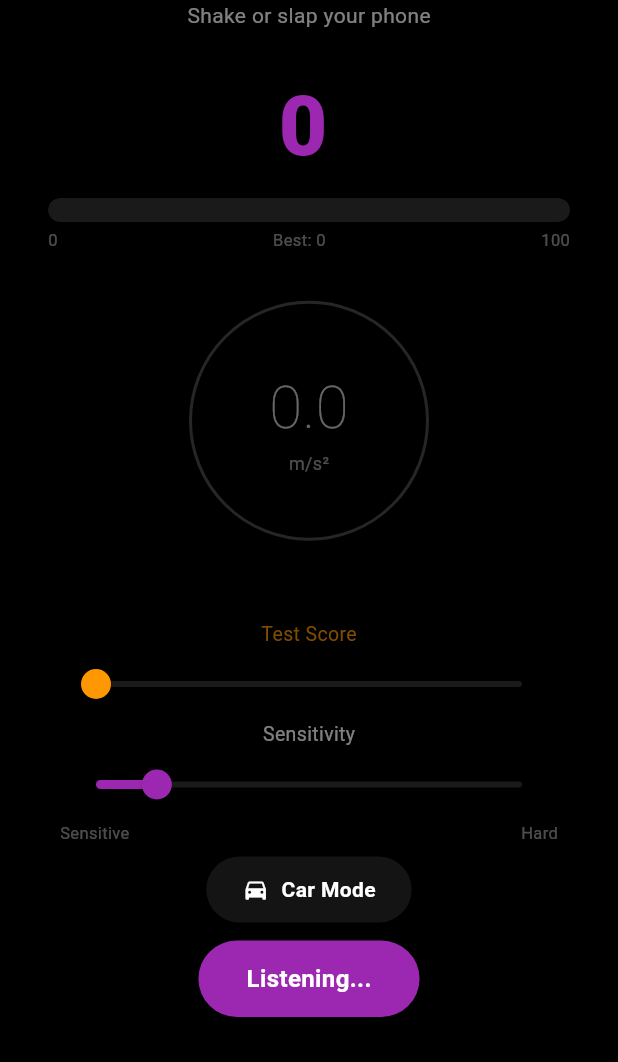
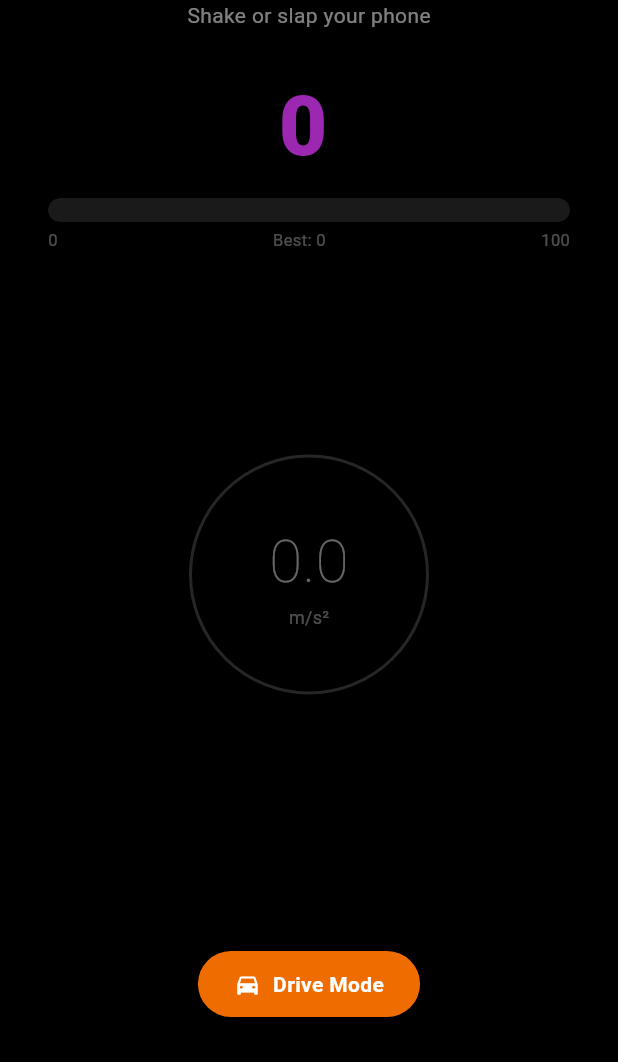
Before and after one commit to cradeai/moan, a Flutter app: the screen it shows once a user with an empty profile is signed in, on a phone screen of 412 x 824 dp, the part 174-1236 px from its top. Run offline on Flutter 3.47's test engine with Material 3 defaults, Android fonts, the phone set to English and light mode, and no system bars; our stand-ins replace audioplayers, flutter_svg, geolocator, sensors_plus, supabase_flutter; accounts and stored records are empty.

Commit message:
Clean up UI, add mode switch button, flash on drive mode accel
Remove test slider, sensitivity slider, pause button and GPS debug
text. Mode button now shows the opposite mode name ("Drive Mode" in
shake / "Shake Mode" in drive) so users see what they'll switch to.
Add screen flash on acceleration events in drive mode.

Co-Authored-By: Claude Opus 4.6 (1M context) <noreply@anthropic.com>

```diff
--- a/lib/main.dart
+++ b/lib/main.dart
@@ -113,13 +113,7 @@ class _MoanPageState extends State<MoanPage> {
     _startLoop();
     _startListening();
     _decayTimer = Timer.periodic(const Duration(milliseconds: 50), (_) {
-      if (_testMode && _score > 0) {
-        // Slow decay for test slider (~15 sec full fade)
-        setState(() {
-          _score = (_score - 6.67 * 0.05).clamp(0.0, _maxScoreLimit);
-          if (_score == 0) _testMode = false;
-        });
-      } else if (_score > 0) {
+      if (_score > 0) {
         setState(() {
           _score = (_score - _decayRate * 0.05).clamp(0.0, _maxScoreLimit);
         });
@@ -307,11 +301,8 @@ class _MoanPageState extends State<MoanPage> {
   Position? _lastPosition;
   double _minSpeedSinceLastTrigger = 0;
   DateTime _minSpeedTime = DateTime.now();
-  bool _testMode = false;
   double _lastSpeedForAccel = 0;
   DateTime _lastAccelTime = DateTime.now();
-  double _testSpeed = 0;
-  DateTime _lastTestSpeedTime = DateTime.now();
   static const double _speedJumpThreshold = 20.0; // km/h
   static const int _jumpWindowMs = 3000; // must happen within 3 sec
 
@@ -374,13 +365,20 @@ class _MoanPageState extends State<MoanPage> {
     setState(() {
       _currentSpeed = smoothed;
       _currentForce = smoothed;
-      if (!_testMode && accel > 3) {
+      if (accel > 3) {
         final points = (accel - 3) * (accel - 3) * 0.6;
         _score = (_score + points).clamp(0.0, _maxScoreLimit);
         if (_score > _maxScore) _maxScore = _score;
+        _flash = true;
       }
       _gpsDebug = 'GPS #$_gpsUpdates | ${speedKmh.toStringAsFixed(0)} km/h | accel: ${accel.toStringAsFixed(1)}';
     });
+
+    if (accel > 3) {
+      Future.delayed(const Duration(milliseconds: 150), () {
+        if (mounted) setState(() => _flash = false);
+      });
+    }
   }
 
   void _onMotion(UserAccelerometerEvent event) {
@@ -452,11 +450,6 @@ class _MoanPageState extends State<MoanPage> {
               const Text('Moan', style: TextStyle(fontSize: 28, fontWeight: FontWeight.bold, color: Colors.white)),
               Text(_carMode ? 'Drive faster...' : 'Shake or slap your phone',
                   style: TextStyle(fontSize: 14, color: Colors.white.withValues(alpha: 0.5))),
-              if (_carMode && _gpsDebug.isNotEmpty)
-                Padding(
-                  padding: const EdgeInsets.only(top: 4),
-                  child: Text(_gpsDebug, style: TextStyle(fontSize: 10, color: Colors.green.withValues(alpha: 0.6))),
-                ),
 
               const SizedBox(height: 24),
 
@@ -560,77 +553,7 @@ class _MoanPageState extends State<MoanPage> {
 
               const Spacer(),
 
-              // Test slider
-              Padding(
-                padding: const EdgeInsets.symmetric(horizontal: 40),
-                child: Column(
-                  children: [
-                    Text(_carMode ? 'Test Speed (km/h)' : 'Test Score',
-                        style: TextStyle(fontSize: 13, color: Colors.orange.withValues(alpha: 0.5))),
-                    Slider(
-                      value: _carMode ? _testSpeed : _score,
-                      min: 0,
-                      max: _carMode ? 150 : 100,
-                      activeColor: Colors.orange,
-                      inactiveColor: Colors.white.withValues(alpha: 0.1),
-                      onChanged: (v) {
-                        if (_carMode) {
-                          // Simulate speed change → compute acceleration → add to score
-                          final now = DateTime.now();
-                          final dt = now.difference(_lastTestSpeedTime).inMilliseconds / 1000.0;
-                          if (dt > 0.05) {
-                            final accel = (v - _testSpeed) / dt;
-                            setState(() {
-                              _testSpeed = v;
-                              _currentSpeed = v;
-                              _lastTestSpeedTime = now;
-                              _testMode = true;
-                              if (accel > 3) {
-                                final points = (accel - 3) * (accel - 3) * 0.6;
-                                _score = (_score + points).clamp(0.0, _maxScoreLimit);
-                                if (_score > _maxScore) _maxScore = _score;
-                              }
-                            });
-                          }
-                        } else {
-                          setState(() {
-                            _score = v;
-                            _testMode = true;
-                          });
-                        }
-                      },
-                    ),
-                  ],
-                ),
-              ),
-
-              // Sensitivity (only in shake mode)
-              if (!_carMode)
-                Padding(
-                  padding: const EdgeInsets.symmetric(horizontal: 40),
-                  child: Column(
-                    children: [
-                      Text('Sensitivity', style: TextStyle(fontSize: 13, color: Colors.white.withValues(alpha: 0.5))),
-                      Slider(
-                        value: _sensitivity, min: 1.0, max: 15.0,
-                        activeColor: Colors.purple,
-                        inactiveColor: Colors.white.withValues(alpha: 0.1),
-                        onChanged: (v) => setState(() => _sensitivity = v),
-                      ),
-                      Row(
-                        mainAxisAlignment: MainAxisAlignment.spaceBetween,
-                        children: [
-                          Text('Sensitive', style: TextStyle(fontSize: 11, color: Colors.white.withValues(alpha: 0.3))),
-                          Text('Hard', style: TextStyle(fontSize: 11, color: Colors.white.withValues(alpha: 0.3))),
-                        ],
-                      ),
-                    ],
-                  ),
-                ),
-
-              if (_carMode) const SizedBox(height: 16),
-
-              const SizedBox(height: 8),
+              const SizedBox(height: 16),
 
               // Car mode toggle
               GestureDetector(
@@ -641,40 +564,19 @@ class _MoanPageState extends State<MoanPage> {
                 child: Container(
                   padding: const EdgeInsets.symmetric(horizontal: 24, vertical: 12),
                   decoration: BoxDecoration(
-                    color: _carMode ? Colors.orange.shade800 : Colors.white.withValues(alpha: 0.08),
+                    color: _carMode ? Colors.purple.shade800 : Colors.orange.shade800,
                     borderRadius: BorderRadius.circular(30),
                   ),
                   child: Row(
                     mainAxisSize: MainAxisSize.min,
                     children: [
-                      Icon(Icons.directions_car, color: Colors.white, size: 18),
+                      Icon(_carMode ? Icons.vibration : Icons.directions_car, color: Colors.white, size: 18),
                       const SizedBox(width: 8),
                       Text(
-                        _carMode ? 'Car Mode ON' : 'Car Mode',
+                        _carMode ? 'Shake Mode' : 'Drive Mode',
                         style: const TextStyle(fontSize: 14, fontWeight: FontWeight.w600, color: Colors.white),
                       ),
                     ],
-                  ),
-                ),
-              ),
-
-              const SizedBox(height: 12),
-
-              // Pause/Listen toggle
-              GestureDetector(
-                onTap: () {
-                  setState(() => _enabled = !_enabled);
-                  HapticFeedback.mediumImpact();
-                },
-                child: Container(
-                  padding: const EdgeInsets.symmetric(horizontal: 32, vertical: 14),
-                  decoration: BoxDecoration(
-                    color: _enabled ? Colors.purple : Colors.white.withValues(alpha: 0.1),
-                    borderRadius: BorderRadius.circular(30),
-                  ),
-                  child: Text(
-                    _enabled ? (_carMode ? 'Driving...' : 'Listening...') : 'Paused',
-                    style: const TextStyle(fontSize: 16, fontWeight: FontWeight.w600, color: Colors.white),
                   ),
                 ),
               ),
```
Also changed, not shown: 1 other file.
